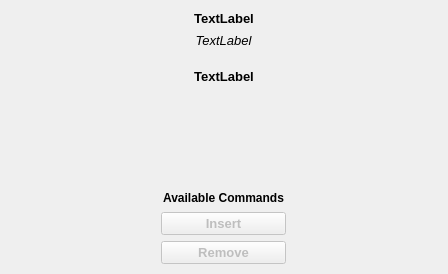
Qt form lightpath/ui/device.ui (pcdshub/lightpath) before a commit.
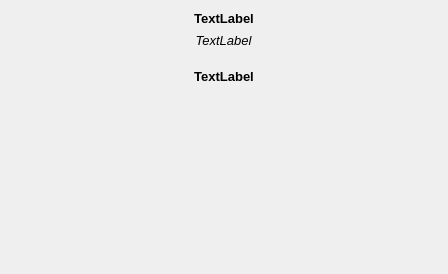
The same form after that commit. Custom widgets are drawn as their Qt base class.

Commit message: DEP: Remove basic insert remove buttons

The edit to the form file:
```diff
--- a/lightpath/ui/device.ui
+++ b/lightpath/ui/device.ui
@@ -290,92 +290,6 @@
       <property name="bottomMargin">
        <number>5</number>
       </property>
-      <item>
-       <widget class="QLabel" name="label">
-        <property name="font">
-         <font>
-          <weight>75</weight>
-          <bold>true</bold>
-         </font>
-        </property>
-        <property name="text">
-         <string>Available Commands</string>
-        </property>
-        <property name="alignment">
-         <set>Qt::AlignCenter</set>
-        </property>
-       </widget>
-      </item>
-      <item>
-       <widget class="QPushButton" name="insert_button">
-        <property name="enabled">
-         <bool>false</bool>
-        </property>
-        <property name="sizePolicy">
-         <sizepolicy hsizetype="Preferred" vsizetype="Fixed">
-          <horstretch>0</horstretch>
-          <verstretch>0</verstretch>
-         </sizepolicy>
-        </property>
-        <property name="minimumSize">
-         <size>
-          <width>125</width>
-          <height>0</height>
-         </size>
-        </property>
-        <property name="font">
-         <font>
-          <pointsize>10</pointsize>
-          <weight>75</weight>
-          <bold>true</bold>
-         </font>
-        </property>
-        <property name="text">
-         <string>Insert</string>
-        </property>
-        <property name="checkable">
-         <bool>false</bool>
-        </property>
-        <property name="checked">
-         <bool>false</bool>
-        </property>
-       </widget>
-      </item>
-      <item>
-       <widget class="QPushButton" name="remove_button">
-        <property name="enabled">
-         <bool>false</bool>
-        </property>
-        <property name="sizePolicy">
-         <sizepolicy hsizetype="Preferred" vsizetype="Fixed">
-          <horstretch>0</horstretch>
-          <verstretch>0</verstretch>
-         </sizepolicy>
-        </property>
-        <property name="minimumSize">
-         <size>
-          <width>125</width>
-          <height>0</height>
-         </size>
-        </property>
-        <property name="font">
-         <font>
-          <pointsize>10</pointsize>
-          <weight>75</weight>
-          <bold>true</bold>
-         </font>
-        </property>
-        <property name="text">
-         <string>Remove</string>
-        </property>
-        <property name="checkable">
-         <bool>false</bool>
-        </property>
-        <property name="checked">
-         <bool>false</bool>
-        </property>
-       </widget>
-      </item>
      </layout>
     </widget>
    </item>
```
The commit also changes 3 other files.
